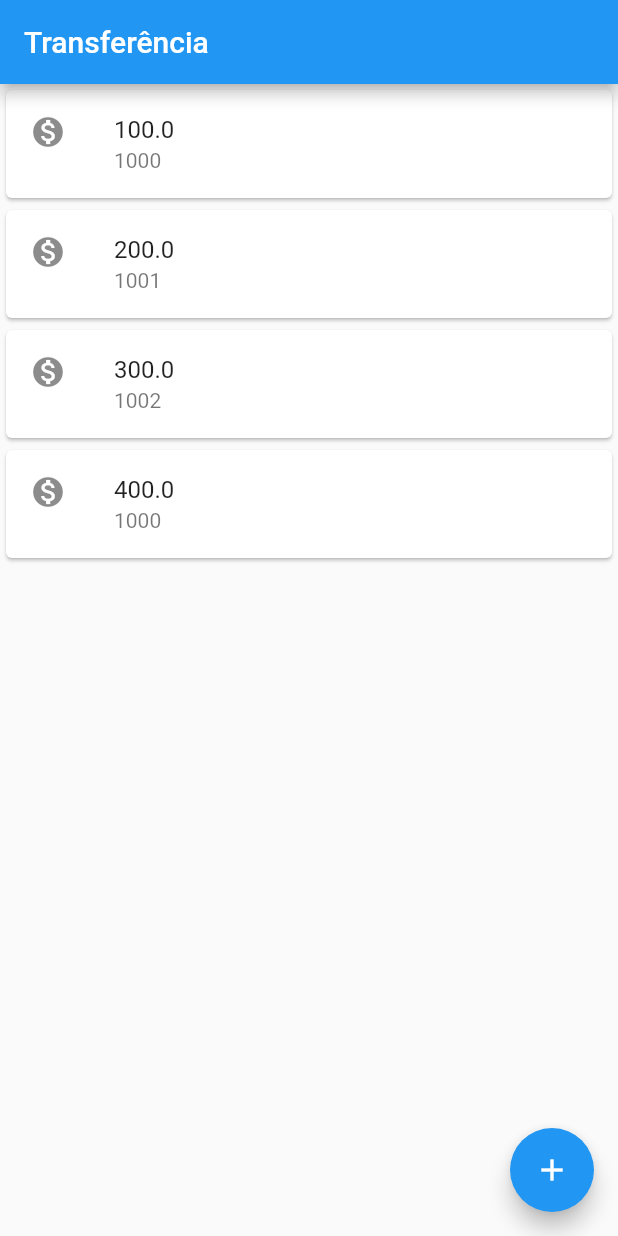
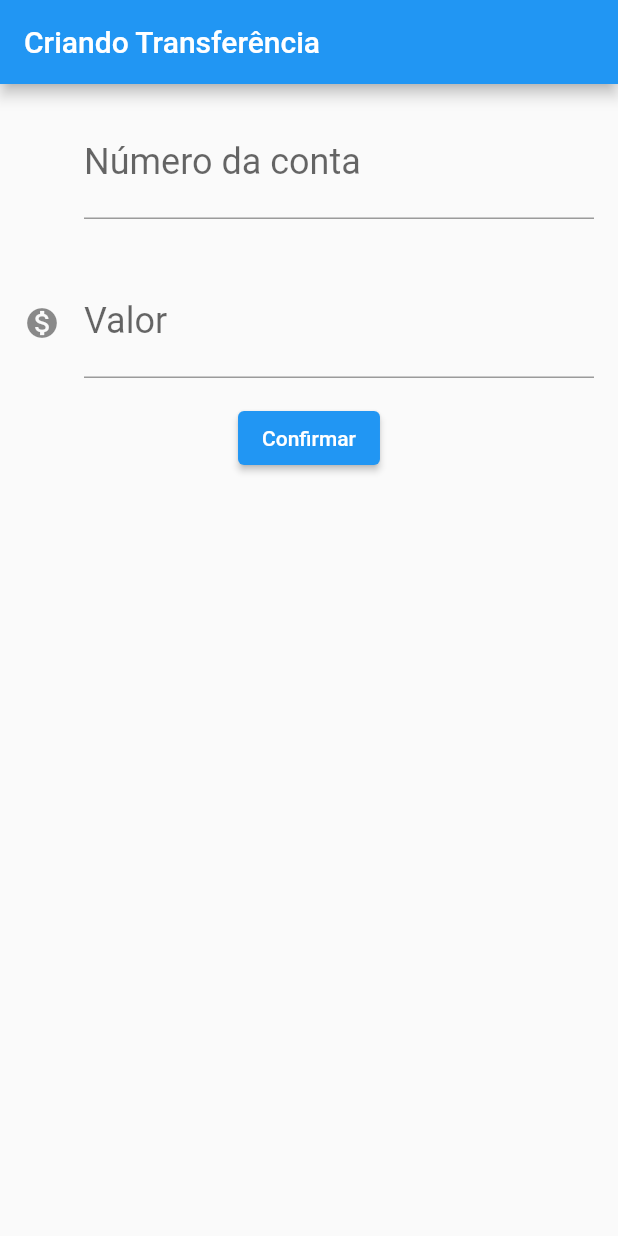
Before and after one commit to guilhermecortiz/bytebank, a Flutter app: the screen it shows after launch, on a phone screen of 412 x 824 dp. Run offline on Flutter 3.47's test engine with Material 2 defaults, Android fonts, the phone set to English and light mode, and no system bars.

```diff
--- a/lib/main.dart
+++ b/lib/main.dart
@@ -1,19 +1,103 @@
 import 'package:flutter/material.dart';
 
-void main() => runApp(MaterialApp(
+void main() => runApp(BytebankApp());
+
+class BytebankApp extends StatelessWidget {
+  @override
+  Widget build(BuildContext context) {
+    return MaterialApp(
       home: Scaffold(
-        body: const ListaTransferencias(),
-        appBar: AppBar(
-          title: const Text('Transferência'),
+        body: FormularioTransferencia(),
+      ),
+    );
+  }
+}
+
+class FormularioTransferencia extends StatelessWidget {
+  final TextEditingController _controladorCampoNumeroConta =
+      TextEditingController();
+  final TextEditingController _controladorCampoValor = TextEditingController();
+
+  @override
+  Widget build(BuildContext context) {
+    return Scaffold(
+      appBar: AppBar(
+        title: Text('Criando Transferência'),
+      ),
+      body: Column(
+        children: <Widget>[
+          Editor(
+            _controladorCampoNumeroConta,
+            'Número da conta',
+            '000',
+            null,
+          ),
+          Editor(
+            _controladorCampoValor,
+            'Valor',
+            '0.00',
+            Icons.monetization_on,
+          ),
+          ElevatedButton(
+            child: Text('Confirmar'),
+            onPressed: () {
+              ScaffoldMessenger.of(context).showSnackBar(
+                SnackBar(
+                  content: const Text('Transferencia realizada com sucesso.'),
+                  // action: SnackBarAction(
+                  //   label: 'Action',
+                  //   onPressed: () {
+                  //     // Code to execute.
+                  //   },
+                  // ),
+                ),
+              );
+              debugPrint('Clicou no confirmar!');
+              final int? numeroConta =
+                  int.tryParse(_controladorCampoNumeroConta.text);
+              final double? valor =
+                  double.tryParse(_controladorCampoValor.text);
+              if (numeroConta != null && valor != null) {
+                debugPrint(_controladorCampoNumeroConta.text);
+                debugPrint(_controladorCampoValor.text);
+                final TransferenciaCriada = Transferencia(valor, numeroConta);
+                debugPrint('$TransferenciaCriada');
+              }
+            },
+          ),
+        ],
+      ),
+    );
+  }
+}
+
+class Editor extends StatelessWidget {
+  final TextEditingController _controlador;
+  final String _rotulo;
+  final String _dica;
+  final IconData? _icone;
+
+  Editor(this._controlador, this._rotulo, this._dica, [this._icone]);
+
+  @override
+  Widget build(BuildContext context) {
+    return Padding(
+      padding: const EdgeInsets.all(16.0),
+      child: TextField(
+        controller: _controlador,
+        style: TextStyle(
+          fontSize: 24.0,
         ),
-        floatingActionButton: FloatingActionButton(
-          onPressed: () {
-            print('FloatingActionButton clicked');
-          },
-          child: const Icon(Icons.add),
+        decoration: InputDecoration(
+          labelText: _rotulo,
+          hintText: _dica,
+          icon: Icon(_icone),
         ),
+        keyboardType: TextInputType.number,
       ),
-    ));
+    );
+  }
+}
 
 class ListaTransferencias extends StatelessWidget {
   const ListaTransferencias({Key? key}) : super(key: key);
@@ -53,4 +137,10 @@ class Transferencia {
   final int numeroConta;
 
   Transferencia(this.valor, this.numeroConta);
+
+  @override
+  String toString() {
+    // TODO: implement toString
+    return 'Transferencia{ valor: $valor, numeroConta: $numeroConta }';
+  }
 }
```
